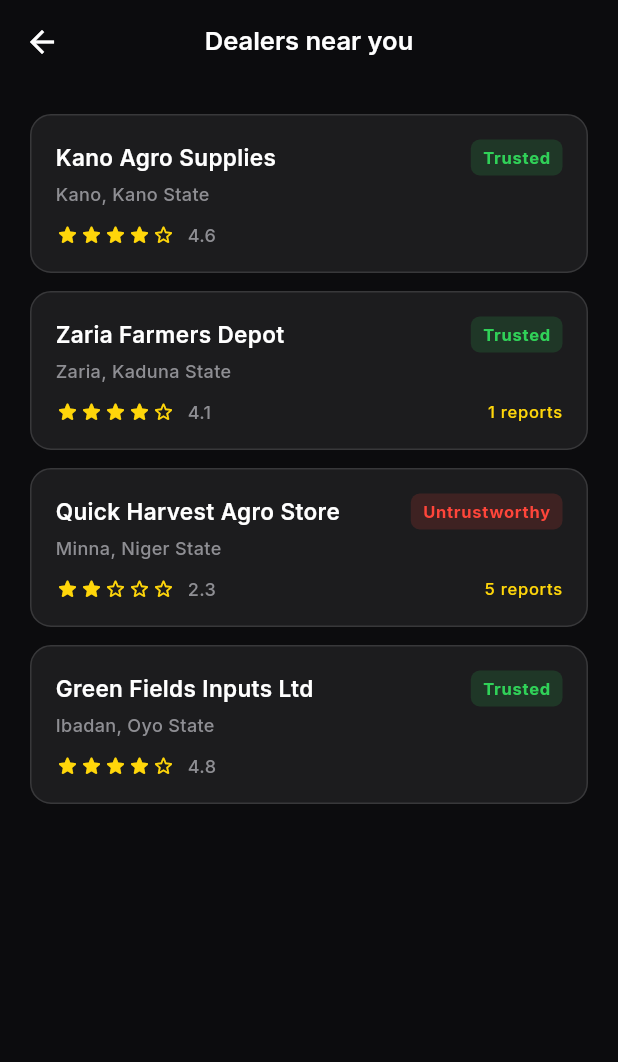
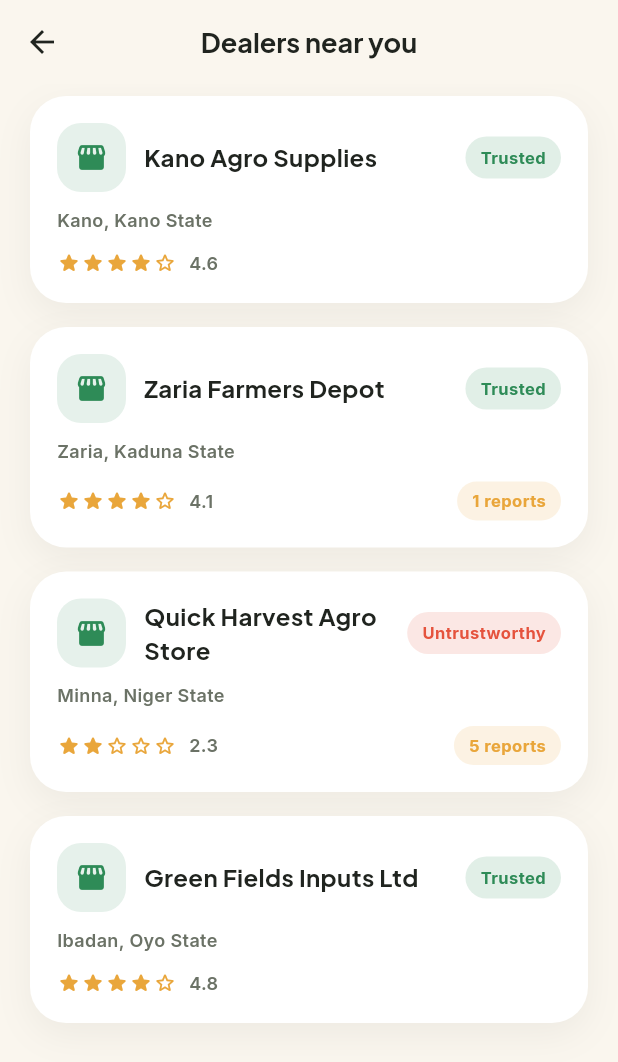
Before and after one commit to akinomosewo-cpu/agroverify_ng, a Flutter app: the screen it shows after launch, after a tap on "Rate agro-dealers", on a phone screen of 412 x 824 dp. Shown: the top 1062 px of the screen. Run offline on Flutter 3.47's test engine with Material 3 defaults, Android fonts, the phone set to English and light mode, and no system bars; our stand-ins replace bloc, equatable, flutter_animate, flutter_bloc, gap, geolocator and 2 more; missing offline and left inert: mobile_scanner.

Commit message:
Redesign UI to warm agro-earthy light theme
Replace the flat dark theme with a soft off-white, earthy-green light
design system: rounded 20-28px cards with subtle drop shadows instead
of flat borders, bolder Plus Jakarta Sans display type for headlines
and stats, pill-shaped semantic status/trust chips, and richer
whitespace/padding across home, scanner and dealers screens. All
routes, localization and business logic are unchanged.

Co-Authored-By: Claude Sonnet 5 <noreply@anthropic.com>
Claude-Session: https://claude.ai/code/session_01J3m4FwQPKhnbpsGTtN5779

```diff
--- a/agroverify_ng/lib/core/theme/app_theme.dart
+++ b/agroverify_ng/lib/core/theme/app_theme.dart
@@ -2,49 +2,69 @@ import 'package:flutter/material.dart';
 import 'package:flutter/services.dart';
 import 'package:google_fonts/google_fonts.dart';
 
+/// Warm, earthy-green light palette — soft off-white backgrounds, rounded
+/// cards with gentle shadows instead of hard borders, and a single vibrant
+/// brand-green accent used sparingly for primary actions and highlights.
 class AppColors {
   AppColors._();
-  static const Color primary = Color(0xFF34C759);
-  static const Color success = Color(0xFF30D158);
-  static const Color warning = Color(0xFFFFD60A);
-  static const Color danger = Color(0xFFFF453A);
-  static const Color background = Color(0xFF0C0C0E);
-  static const Color surface = Color(0xFF1C1C1E);
-  static const Color surfaceElevated = Color(0xFF2C2C2E);
-  static const Color textPrimary = Color(0xFFFFFFFF);
-  static const Color textSecondary = Color(0xFF8E8E93);
-  static const Color textTertiary = Color(0xFF48484A);
-  static const Color border = Color(0xFF38383A);
+  static const Color primary = Color(0xFF2E8B57); // sea green, agro brand accent
+  static const Color primaryDark = Color(0xFF1F6B41);
+  static const Color success = Color(0xFF2E8B57);
+  static const Color warning = Color(0xFFE9A63B);
+  static const Color danger = Color(0xFFE5533D);
+  static const Color info = Color(0xFF4A90D9);
+  static const Color background = Color(0xFFFAF6EE); // warm off-white
+  static const Color surface = Color(0xFFFFFFFF);
+  static const Color surfaceElevated = Color(0xFFFFFFFF);
+  static const Color surfaceMuted = Color(0xFFF1ECDF); // soft pastel card fill
+  static const Color textPrimary = Color(0xFF20241F);
+  static const Color textSecondary = Color(0xFF6B7266);
+  static const Color textTertiary = Color(0xFFA3A99B);
+  static const Color border = Color(0xFFEAE3D2);
   static const LinearGradient primaryGradient = LinearGradient(
-    colors: [Color(0xFF34C759), Color(0xFF5E5CE6)],
+    colors: [Color(0xFF3CA066), Color(0xFF2E8B57)],
     begin: Alignment.topLeft,
     end: Alignment.bottomRight,
   );
+
+  /// Soft, low-opacity drop shadow used in place of flat borders on cards.
+  static List<BoxShadow> cardShadow = [
+    BoxShadow(
+      color: const Color(0xFF20241F).withOpacity(0.06),
+      blurRadius: 20,
+      offset: const Offset(0, 8),
+    ),
+  ];
 }
 
 class AppTextStyles {
   AppTextStyles._();
-  static TextStyle get displayLarge => GoogleFonts.inter(fontSize: 34, fontWeight: FontWeight.w700, letterSpacing: -0.5);
-  static TextStyle get displayMedium => GoogleFonts.inter(fontSize: 28, fontWeight: FontWeight.w700, letterSpacing: -0.3);
-  static TextStyle get displaySmall => GoogleFonts.inter(fontSize: 22, fontWeight: FontWeight.w600);
-  static TextStyle get headlineLarge => GoogleFonts.inter(fontSize: 20, fontWeight: FontWeight.w600);
-  static TextStyle get headlineMedium => GoogleFonts.inter(fontSize: 17, fontWeight: FontWeight.w600);
-  static TextStyle get headlineSmall => GoogleFonts.inter(fontSize: 15, fontWeight: FontWeight.w600);
+  static TextStyle get displayLarge => GoogleFonts.plusJakartaSans(fontSize: 40, fontWeight: FontWeight.w800, letterSpacing: -0.8, height: 1.05);
+  static TextStyle get displayMedium => GoogleFonts.plusJakartaSans(fontSize: 32, fontWeight: FontWeight.w800, letterSpacing: -0.5, height: 1.1);
+  static TextStyle get displaySmall => GoogleFonts.plusJakartaSans(fontSize: 26, fontWeight: FontWeight.w800, letterSpacing: -0.3);
+  static TextStyle get headlineLarge => GoogleFonts.plusJakartaSans(fontSize: 21, fontWeight: FontWeight.w700);
+  static TextStyle get headlineMedium => GoogleFonts.plusJakartaSans(fontSize: 18, fontWeight: FontWeight.w700);
+  static TextStyle get headlineSmall => GoogleFonts.plusJakartaSans(fontSize: 16, fontWeight: FontWeight.w700);
   static TextStyle get bodyLarge => GoogleFonts.inter(fontSize: 17, fontWeight: FontWeight.w400, height: 1.5);
   static TextStyle get bodyMedium => GoogleFonts.inter(fontSize: 15, fontWeight: FontWeight.w400, height: 1.5);
   static TextStyle get bodySmall => GoogleFonts.inter(fontSize: 13, fontWeight: FontWeight.w400, height: 1.5);
-  static TextStyle get labelLarge => GoogleFonts.inter(fontSize: 13, fontWeight: FontWeight.w500);
-  static TextStyle get labelMedium => GoogleFonts.inter(fontSize: 12, fontWeight: FontWeight.w500);
-  static TextStyle get labelSmall => GoogleFonts.inter(fontSize: 11, fontWeight: FontWeight.w500, letterSpacing: 0.5);
+  static TextStyle get labelLarge => GoogleFonts.inter(fontSize: 13, fontWeight: FontWeight.w600);
+  static TextStyle get labelMedium => GoogleFonts.inter(fontSize: 12, fontWeight: FontWeight.w600);
+  static TextStyle get labelSmall => GoogleFonts.inter(fontSize: 11, fontWeight: FontWeight.w700, letterSpacing: 0.3);
 }
 
 class AppTheme {
   AppTheme._();
+
+  /// The app's single theme: a warm, airy, agro-earthy light design —
+  /// soft off-white surfaces, generously rounded cards with soft shadows,
+  /// and a vibrant green accent. Kept as `dark` so existing references
+  /// (main.dart, tests) don't need to change.
   static ThemeData get dark => ThemeData(
     useMaterial3: true,
-    brightness: Brightness.dark,
+    brightness: Brightness.light,
     scaffoldBackgroundColor: AppColors.background,
-    colorScheme: const ColorScheme.dark(
+    colorScheme: const ColorScheme.light(
       primary: AppColors.primary,
       surface: AppColors.surface,
       error: AppColors.danger,
@@ -56,14 +76,14 @@ class AppTheme {
       elevation: 0,
       scrolledUnderElevation: 0,
       centerTitle: true,
-      systemOverlayStyle: SystemUiOverlayStyle.light,
+      systemOverlayStyle: SystemUiOverlayStyle.dark,
       titleTextStyle: AppTextStyles.headlineMedium.copyWith(color: AppColors.textPrimary),
       iconTheme: const IconThemeData(color: AppColors.textPrimary),
     ),
     cardTheme: CardThemeData(
       color: AppColors.surface,
       elevation: 0,
-      shape: RoundedRectangleBorder(borderRadius: BorderRadius.circular(16)),
+      shape: RoundedRectangleBorder(borderRadius: BorderRadius.circular(24)),
       margin: EdgeInsets.zero,
     ),
     elevatedButtonTheme: ElevatedButtonThemeData(
@@ -71,18 +91,18 @@ class AppTheme {
         backgroundColor: AppColors.primary,
         foregroundColor: Colors.white,
         elevation: 0,
-        minimumSize: const Size(double.infinity, 56),
-        shape: RoundedRectangleBorder(borderRadius: BorderRadius.circular(14)),
+        minimumSize: const Size(double.infinity, 58),
+        shape: RoundedRectangleBorder(borderRadius: BorderRadius.circular(20)),
         textStyle: AppTextStyles.headlineSmall,
       ),
     ),
     inputDecorationTheme: InputDecorationTheme(
       filled: true,
-      fillColor: AppColors.surface,
-      border: OutlineInputBorder(borderRadius: BorderRadius.circular(12), borderSide: const BorderSide(color: AppColors.border)),
-      enabledBorder: OutlineInputBorder(borderRadius: BorderRadius.circular(12), borderSide: const BorderSide(color: AppColors.border)),
-      focusedBorder: OutlineInputBorder(borderRadius: BorderRadius.circular(12), borderSide: const BorderSide(color: AppColors.primary, width: 2)),
-      contentPadding: const EdgeInsets.symmetric(horizontal: 16, vertical: 16),
+      fillColor: AppColors.surfaceMuted,
+      border: OutlineInputBorder(borderRadius: BorderRadius.circular(20), borderSide: BorderSide.none),
+      enabledBorder: OutlineInputBorder(borderRadius: BorderRadius.circular(20), borderSide: BorderSide.none),
+      focusedBorder: OutlineInputBorder(borderRadius: BorderRadius.circular(20), borderSide: const BorderSide(color: AppColors.primary, width: 2)),
+      contentPadding: const EdgeInsets.symmetric(horizontal: 18, vertical: 18),
       hintStyle: AppTextStyles.bodyMedium.copyWith(color: AppColors.textSecondary),
     ),
     dividerTheme: const DividerThemeData(color: AppColors.border, thickness: 0.5),
--- a/agroverify_ng/lib/main.dart
+++ b/agroverify_ng/lib/main.dart
@@ -14,8 +14,9 @@ void main() async {
   WidgetsFlutterBinding.ensureInitialized();
   SystemChrome.setSystemUIOverlayStyle(const SystemUiOverlayStyle(
     statusBarColor: Colors.transparent,
-    statusBarIconBrightness: Brightness.light,
+    statusBarIconBrightness: Brightness.dark,
     systemNavigationBarColor: AppColors.background,
+    systemNavigationBarIconBrightness: Brightness.dark,
   ));
   SystemChrome.setPreferredOrientations([DeviceOrientation.portraitUp, DeviceOrientation.portraitDown]);
   runApp(const AgroVerifyApp());
--- a/agroverify_ng/lib/presentation/pages/dealers_page.dart
+++ b/agroverify_ng/lib/presentation/pages/dealers_page.dart
@@ -25,9 +25,9 @@ class DealersPage extends StatelessWidget {
       appBar: AppBar(title: Text(l10n.dealers)),
       body: SafeArea(
         child: ListView.separated(
-          padding: const EdgeInsets.all(20),
+          padding: const EdgeInsets.fromLTRB(20, 8, 20, 24),
           itemCount: dealers.length,
-          separatorBuilder: (_, __) => const Gap(12),
+          separatorBuilder: (_, __) => const Gap(16),
           itemBuilder: (context, index) => _DealerCard(dealer: dealers[index], l10n: l10n),
         ),
       ),
@@ -45,38 +45,49 @@ class _DealerCard extends StatelessWidget {
     final trusted = dealer.isTrusted;
     final badgeColor = trusted ? AppColors.success : AppColors.danger;
     return Container(
-      padding: const EdgeInsets.all(16),
+      padding: const EdgeInsets.all(18),
       decoration: BoxDecoration(
         color: AppColors.surface,
-        borderRadius: BorderRadius.circular(14),
-        border: Border.all(color: AppColors.border),
+        borderRadius: BorderRadius.circular(24),
+        boxShadow: AppColors.cardShadow,
       ),
       child: Column(
         crossAxisAlignment: CrossAxisAlignment.start,
         children: [
           Row(children: [
+            Container(
+              width: 46,
+              height: 46,
+              decoration: BoxDecoration(color: AppColors.primary.withOpacity(0.12), borderRadius: BorderRadius.circular(16)),
+              child: Icon(Icons.storefront_rounded, color: AppColors.primary, size: 22),
+            ),
+            const Gap(12),
             Expanded(
               child: Text(dealer.name, style: AppTextStyles.headlineSmall.copyWith(color: AppColors.textPrimary)),
             ),
             Container(
-              padding: const EdgeInsets.symmetric(horizontal: 8, vertical: 4),
-              decoration: BoxDecoration(color: badgeColor.withOpacity(0.15), borderRadius: BorderRadius.circular(6)),
+              padding: const EdgeInsets.symmetric(horizontal: 10, vertical: 6),
+              decoration: BoxDecoration(color: badgeColor.withOpacity(0.14), borderRadius: BorderRadius.circular(100)),
               child: Text(
                 trusted ? l10n.trusted : l10n.untrustworthy,
-                style: AppTextStyles.labelSmall.copyWith(color: badgeColor, fontWeight: FontWeight.w700),
+                style: AppTextStyles.labelSmall.copyWith(color: badgeColor),
               ),
             ),
           ]),
-          const Gap(4),
+          const Gap(10),
           Text(dealer.location, style: AppTextStyles.labelMedium.copyWith(color: AppColors.textSecondary)),
-          const Gap(10),
+          const Gap(12),
           Row(children: [
             _RatingStars(rating: dealer.rating),
             const Gap(8),
             Text(dealer.rating.toStringAsFixed(1), style: AppTextStyles.labelMedium.copyWith(color: AppColors.textSecondary)),
             const Spacer(),
             if (dealer.reportsCount > 0)
-              Text('${dealer.reportsCount} reports', style: AppTextStyles.labelSmall.copyWith(color: AppColors.warning)),
+              Container(
+                padding: const EdgeInsets.symmetric(horizontal: 10, vertical: 5),
+                decoration: BoxDecoration(color: AppColors.warning.withOpacity(0.14), borderRadius: BorderRadius.circular(100)),
+                child: Text('${dealer.reportsCount} reports', style: AppTextStyles.labelSmall.copyWith(color: AppColors.warning)),
+              ),
           ]),
         ],
       ),
--- a/agroverify_ng/lib/presentation/pages/home_page.dart
+++ b/agroverify_ng/lib/presentation/pages/home_page.dart
@@ -38,11 +38,11 @@ class _HomePageState extends State<HomePage> {
                   title: Row(children: [
                     Container(
                       width: 32, height: 32,
-                      decoration: BoxDecoration(gradient: AppColors.primaryGradient, borderRadius: BorderRadius.circular(8)),
+                      decoration: BoxDecoration(gradient: AppColors.primaryGradient, borderRadius: BorderRadius.circular(10)),
                       child: const Icon(Icons.agriculture_rounded, color: Colors.white, size: 17),
                     ),
                     const Gap(10),
-                    Text(l10n.appTitle, style: AppTextStyles.headlineMedium.copyWith(color: AppColors.textPrimary)),
+                    Text(l10n.appTitle, style: AppTextStyles.headlineLarge.copyWith(color: AppColors.textPrimary)),
                   ]),
                   actions: [
                     const LanguageSwitcher(),
@@ -61,9 +61,9 @@ class _HomePageState extends State<HomePage> {
                       const Gap(12),
                       Expanded(child: _StatCard(label: 'Dealers', value: state is AppLoaded ? state.items.where((i) => i['status'] == 'pending').length.toString() : '0', color: AppColors.warning).animate(delay: 150.ms).fadeIn().slideY(begin: 0.1)),
                     ]),
-                    const Gap(24),
-                    Text(l10n.whatYouCanDo, style: AppTextStyles.headlineSmall.copyWith(color: AppColors.textPrimary)),
-                    const Gap(12),
+                    const Gap(28),
+                    Text(l10n.whatYouCanDo, style: AppTextStyles.headlineLarge.copyWith(color: AppColors.textPrimary)),
+                    const Gap(14),
                     _FeatureCard(
                       icon: Icons.check_circle_outline_rounded,
                       label: l10n.scanInputs,
@@ -84,15 +84,15 @@ class _HomePageState extends State<HomePage> {
                       color: AppColors.warning,
                       onTap: () => Navigator.push(context, MaterialPageRoute(builder: (_) => const ReportPage())),
                     ).animate(delay: 300.ms).fadeIn().slideX(begin: -0.1),
-                    const Gap(24),
-                    Text(l10n.recentActivity, style: AppTextStyles.headlineSmall.copyWith(color: AppColors.textPrimary)),
-                    const Gap(12),
+                    const Gap(28),
+                    Text(l10n.recentActivity, style: AppTextStyles.headlineLarge.copyWith(color: AppColors.textPrimary)),
+                    const Gap(14),
                     if (state is AppLoaded && state.items.isEmpty)
                       Container(
                         padding: const EdgeInsets.all(32),
-                        decoration: BoxDecoration(color: AppColors.surface, borderRadius: BorderRadius.circular(16), border: Border.all(color: AppColors.border)),
+                        decoration: BoxDecoration(color: AppColors.surfaceMuted, borderRadius: BorderRadius.circular(24)),
                         child: Column(children: [
-                          Icon(Icons.agriculture_rounded, color: AppColors.textTertiary, size: 40),
+                          Icon(Icons.agriculture_rounded, color: AppColors.primary, size: 44),
                           const Gap(12),
                           Text(l10n.nothingHereYet, style: AppTextStyles.bodyMedium.copyWith(color: AppColors.textSecondary)),
                           const Gap(4),
@@ -125,7 +125,7 @@ class _HomePageState extends State<HomePage> {
       context: context,
       isScrollControlled: true,
       backgroundColor: AppColors.surface,
-      shape: const RoundedRectangleBorder(borderRadius: BorderRadius.vertical(top: Radius.circular(20))),
+      shape: const RoundedRectangleBorder(borderRadius: BorderRadius.vertical(top: Radius.circular(28))),
       builder: (_) => BlocProvider.value(value: context.read<AppBloc>(), child: const _AddSheet()),
     );
   }
@@ -137,11 +137,11 @@ class _StatCard extends StatelessWidget {
   const _StatCard({required this.label, required this.value, required this.color});
   @override
   Widget build(BuildContext context) => Container(
-    padding: const EdgeInsets.all(14),
-    decoration: BoxDecoration(color: AppColors.surface, borderRadius: BorderRadius.circular(14), border: Border.all(color: AppColors.border)),
+    padding: const EdgeInsets.symmetric(vertical: 18, horizontal: 12),
+    decoration: BoxDecoration(color: AppColors.surface, borderRadius: BorderRadius.circular(22), boxShadow: AppColors.cardShadow),
     child: Column(children: [
-      Text(value, style: AppTextStyles.displaySmall.copyWith(color: color, fontWeight: FontWeight.w800)),
-      const Gap(2),
+      Text(value, style: AppTextStyles.displaySmall.copyWith(color: color)),
+      const Gap(4),
       Text(label, style: AppTextStyles.labelSmall.copyWith(color: AppColors.textSecondary), textAlign: TextAlign.center),
     ]),
   );
@@ -156,16 +156,16 @@ class _FeatureCard extends StatelessWidget {
   @override
   Widget build(BuildContext context) => InkWell(
     onTap: onTap,
-    borderRadius: BorderRadius.circular(12),
+    borderRadius: BorderRadius.circular(20),
     child: Container(
       padding: const EdgeInsets.all(16),
-      decoration: BoxDecoration(color: AppColors.surface, borderRadius: BorderRadius.circular(12), border: Border.all(color: AppColors.border)),
+      decoration: BoxDecoration(color: AppColors.surface, borderRadius: BorderRadius.circular(20), boxShadow: AppColors.cardShadow),
       child: Row(children: [
-        Container(padding: const EdgeInsets.all(8), decoration: BoxDecoration(color: color.withOpacity(0.12), borderRadius: BorderRadius.circular(8)),
-          child: Icon(icon, color: color, size: 16)),
+        Container(padding: const EdgeInsets.all(10), decoration: BoxDecoration(color: color.withOpacity(0.14), borderRadius: BorderRadius.circular(14)),
+          child: Icon(icon, color: color, size: 20)),
         const Gap(14),
-        Expanded(child: Text(label, style: AppTextStyles.bodyMedium.copyWith(color: AppColors.textPrimary))),
-        const Icon(Icons.chevron_right_rounded, color: AppColors.textTertiary, size: 18),
+        Expanded(child: Text(label, style: AppTextStyles.bodyMedium.copyWith(color: AppColors.textPrimary, fontWeight: FontWeight.w600))),
+        const Icon(Icons.chevron_right_rounded, color: AppColors.textTertiary, size: 20),
       ]),
     ),
   );
@@ -182,23 +182,23 @@ class _ItemTile extends StatelessWidget {
       key: Key(title + DateTime.now().toString()),
       direction: DismissDirection.endToStart,
       background: Container(
-        alignment: Alignment.centerRight, padding: const EdgeInsets.only(right: 20),
-        decoration: BoxDecoration(color: AppColors.danger.withOpacity(0.2), borderRadius: BorderRadius.circular(12)),
+        alignment: Alignment.centerRight, padding: const EdgeInsets.only(right: 24),
+        decoration: BoxDecoration(color: AppColors.danger.withOpacity(0.15), borderRadius: BorderRadius.circular(20)),
         child: const Icon(Icons.delete_outline_rounded, color: AppColors.danger),
       ),
       onDismissed: (_) => onDelete(),
       child: Container(
         padding: const EdgeInsets.all(16),
-        decoration: BoxDecoration(color: AppColors.surface, borderRadius: BorderRadius.circular(12), border: Border.all(color: AppColors.border)),
+        decoration: BoxDecoration(color: AppColors.surface, borderRadius: BorderRadius.circular(20), boxShadow: AppColors.cardShadow),
         child: Row(children: [
           Expanded(child: Column(crossAxisAlignment: CrossAxisAlignment.start, children: [
             Text(title, style: AppTextStyles.headlineSmall.copyWith(color: AppColors.textPrimary)),
             if (subtitle.isNotEmpty) Text(subtitle, style: AppTextStyles.labelMedium.copyWith(color: AppColors.textSecondary)),
           ])),
           Container(
-            padding: const EdgeInsets.symmetric(horizontal: 8, vertical: 4),
-            decoration: BoxDecoration(color: statusColor.withOpacity(0.12), borderRadius: BorderRadius.circular(6)),
-            child: Text(status, style: AppTextStyles.labelSmall.copyWith(color: statusColor, fontWeight: FontWeight.w700)),
+            padding: const EdgeInsets.symmetric(horizontal: 10, vertical: 6),
+            decoration: BoxDecoration(color: statusColor.withOpacity(0.14), borderRadius: BorderRadius.circular(100)),
+            child: Text(status, style: AppTextStyles.labelSmall.copyWith(color: statusColor)),
           ),
         ]),
       ),
```
Also changed, not shown: agroverify_ng/lib/presentation/pages/report_page.dart (+10 -6 lines), agroverify_ng/lib/presentation/pages/scanner_page.dart (+29 -17 lines).
